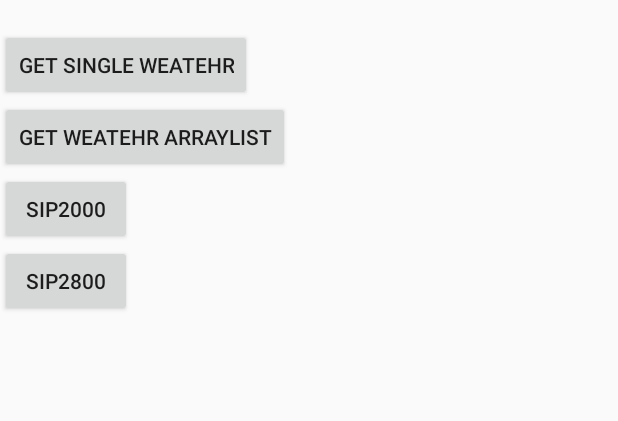
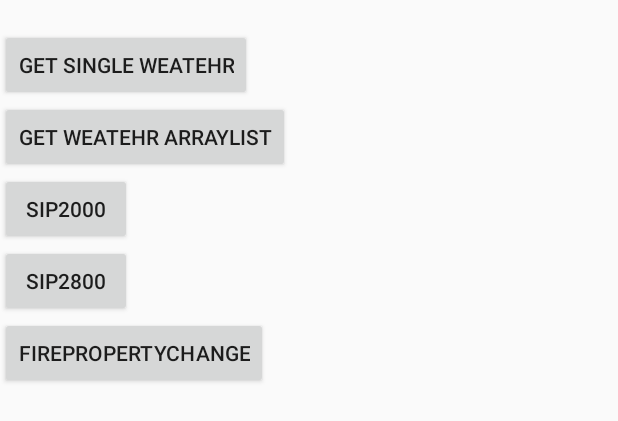
Before and after one commit to rigortek/androidCodeSum, an Android app: the layout activity_main.xml on its own in the app's theme, with its tools: preview values and no code run, on a phone screen of 412 x 824 dp. Shown: the top 421 px of the screen. Run offline under Robolectric (Android 15) with nearby library versions, the phone set to English and light mode, and no system bars.

Commit message:
monitor property change

```diff
--- a/ProviderCall/app/src/main/res/layout/activity_main.xml
+++ b/ProviderCall/app/src/main/res/layout/activity_main.xml
@@ -33,5 +33,10 @@
         android:layout_height="wrap_content"
         android:text="sip2800" />
 
+    <Button
+        android:id="@+id/firePropertyChange"
+        android:layout_width="wrap_content"
+        android:layout_height="wrap_content"
+        android:text="firePropertyChange" />
 
 </LinearLayout>
```
Also changed, not shown: ProviderCall/app/src/main/java/com/cw/providercall/MainActivity.java (+54 -2 lines), 2 other files.
